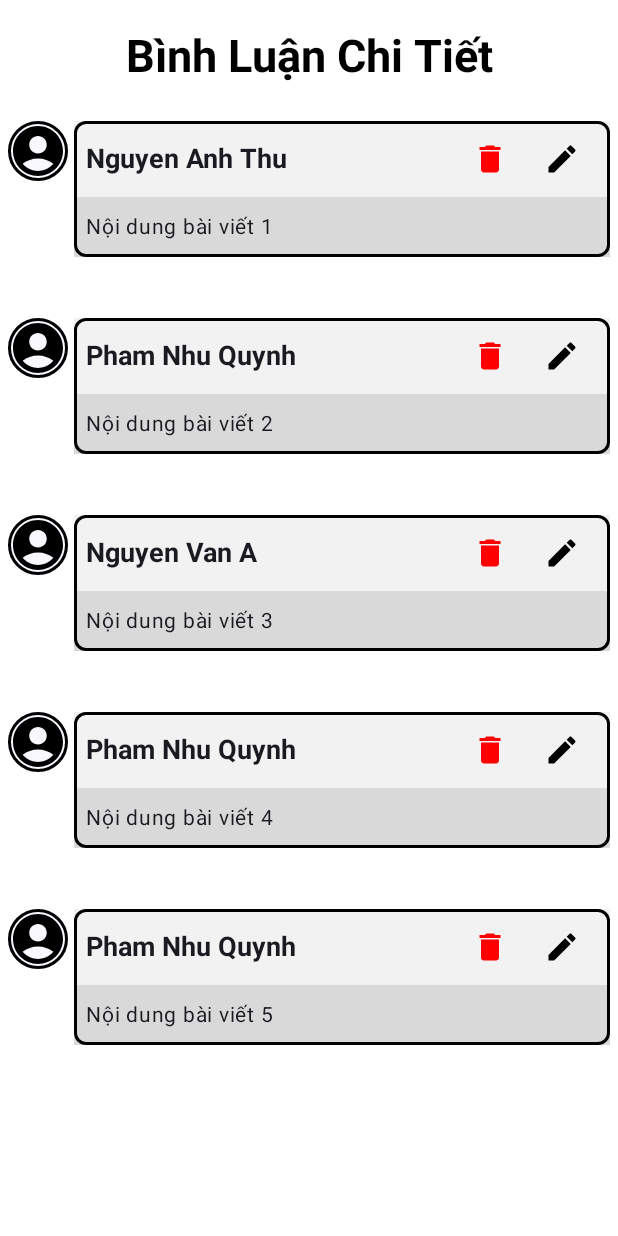
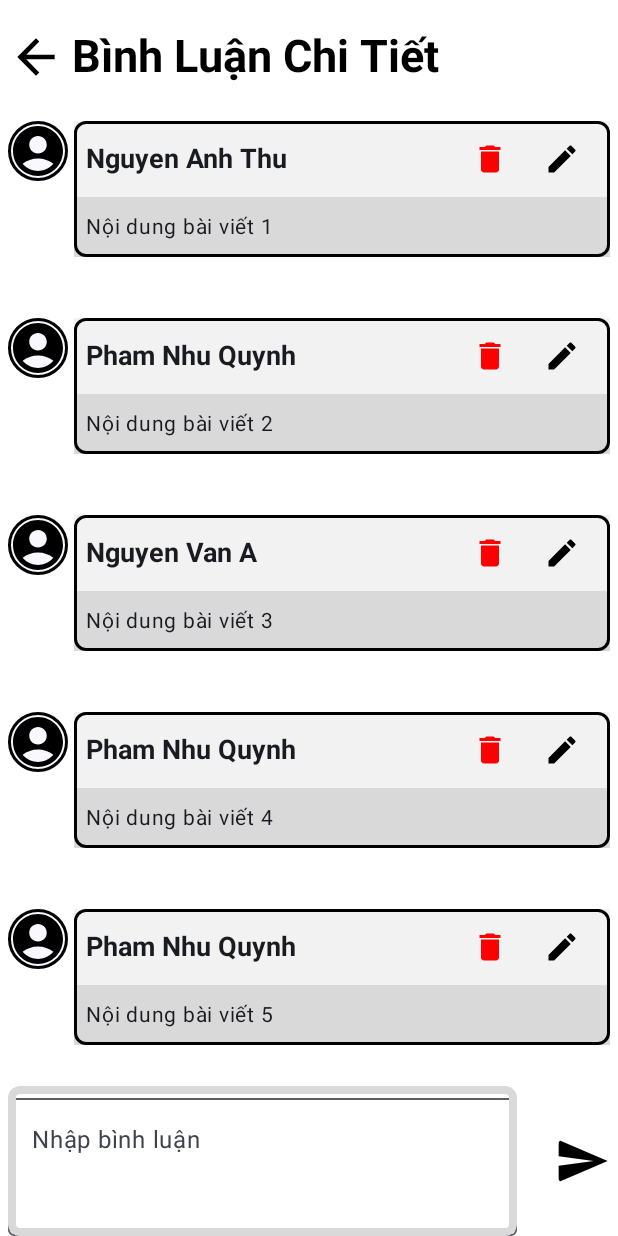
Before and after one commit to 13th06Qyh/SieuThiThuCung, an Android app built with Jetpack Compose: the @Preview function DetailCommentPreview, on a phone screen of 412 x 824 dp. Run offline under Robolectric (Android 15) with nearby library versions, the phone set to English and light mode, and no system bars.

Commit message:
products lan 5 cua thu

```diff
--- a/app/src/main/java/com/example/sttc/view/DetailComment.kt
+++ b/app/src/main/java/com/example/sttc/view/DetailComment.kt
@@ -21,15 +21,10 @@ import androidx.compose.foundation.lazy.LazyColumn
 import androidx.compose.foundation.lazy.items
 import androidx.compose.foundation.shape.CircleShape
 import androidx.compose.foundation.shape.RoundedCornerShape
-import androidx.compose.foundation.text.KeyboardOptions
 import androidx.compose.material.icons.Icons
-import androidx.compose.material.icons.filled.Build
 import androidx.compose.material.icons.filled.Create
 import androidx.compose.material.icons.filled.Delete
-import androidx.compose.material.icons.filled.Info
-import androidx.compose.material.icons.filled.Person
 import androidx.compose.material3.AlertDialog
-import androidx.compose.material3.Button
 import androidx.compose.material3.ButtonDefaults
 import androidx.compose.material3.ExperimentalMaterial3Api
 import androidx.compose.material3.Icon
@@ -38,7 +33,6 @@ import androidx.compose.material3.OutlinedTextField
 import androidx.compose.material3.Surface
 import androidx.compose.material3.Text
 import androidx.compose.material3.TextButton
-import androidx.compose.material3.TextField
 import androidx.compose.material3.TextFieldDefaults
 import androidx.compose.runtime.Composable
 import androidx.compose.runtime.getValue
@@ -49,18 +43,15 @@ import androidx.compose.ui.Alignment
 import androidx.compose.ui.Modifier
 import androidx.compose.ui.draw.clip
 import androidx.compose.ui.graphics.Color
-import androidx.compose.ui.graphics.vector.ImageVector
 import androidx.compose.ui.layout.ContentScale
 import androidx.compose.ui.res.painterResource
 import androidx.compose.ui.text.TextStyle
 import androidx.compose.ui.text.font.FontWeight
-import androidx.compose.ui.text.input.KeyboardType
 import androidx.compose.ui.text.style.TextAlign
 import androidx.compose.ui.tooling.preview.Preview
 import androidx.compose.ui.unit.dp
 import androidx.compose.ui.unit.sp
 import com.example.sttc.R
-import com.example.sttc.testtoday.AlertDialogExample
 import com.example.sttc.ui.theme.STTCTheme
 
 class DetailComment : ComponentActivity() {
@@ -75,7 +66,6 @@ class DetailComment : ComponentActivity() {
 @OptIn(ExperimentalMaterial3Api::class)
 @Composable
 fun DetailCommentScreen() {
-
     //dialog
     var openDialogDelete by remember { mutableStateOf(false) }
     var openDialogBuild by remember { mutableStateOf(false) }
@@ -86,31 +76,52 @@ fun DetailCommentScreen() {
         ItemsCmt(3, "Nguyen Van A", "Nội dung bài viết 3"),
         ItemsCmt(4, "Pham Nhu Quynh", "Nội dung bài viết 4"),
         ItemsCmt(5, "Pham Nhu Quynh", "Nội dung bài viết 5"),
+        ItemsCmt(6, "Nguyen Anh Thu", "Nội dung bài viết 5"),
     )
     var selectedTaskCmt by remember { mutableStateOf("") }
-
     Column(
         modifier = Modifier.fillMaxSize(),
+        horizontalAlignment = Alignment.CenterHorizontally
     ) {
+
         Row(
             modifier = Modifier
                 .fillMaxWidth()
                 .height(75.dp),
-            horizontalArrangement = Arrangement.Center,
-            verticalAlignment = Alignment.CenterVertically
+            verticalAlignment = Alignment.CenterVertically,
+            horizontalArrangement = Arrangement.SpaceBetween
 
         ) {
+            IconButton(
+                onClick = { /*TODO*/ },
+            ) {
+                Icon(
+                    painter = painterResource(id = R.drawable.arrow_back),
+                    contentDescription = "arrow back",
+                    tint = Color.Black,
+                    modifier = Modifier.size(37.dp)
+                )
+            }
             Text(
                 text = "Bình Luận Chi Tiết",
                 style = TextStyle(
                     fontSize = 30.sp,
                     fontWeight = FontWeight.Bold
                 ),
-                fontWeight = FontWeight.Bold
+                fontWeight = FontWeight.Bold,
+                textAlign = TextAlign.Start,
+                modifier = Modifier.fillMaxWidth()
             )
         }
+        Row(
+            modifier = Modifier
+                .fillMaxWidth()
+                .weight(1f)
+        ) {
             LazyColumn(
-            modifier = Modifier.fillMaxSize(),
+                modifier = Modifier
+                    .fillMaxWidth()
+                    .weight(1f)
             ) {
                 items(items = itemsCmt, key = { it.id }) { task ->
                     Surface(
@@ -294,6 +305,37 @@ fun DetailCommentScreen() {
                 }
             }
         }
+        Row(
+            modifier = Modifier
+                .fillMaxWidth(),
+            verticalAlignment = Alignment.CenterVertically,
+            horizontalArrangement = Arrangement.SpaceBetween
+        ) {
+
+
+            OutlinedTextField(
+                value = "",
+                onValueChange = { },
+                label = { Text("Nhập bình luận") },
+                modifier = Modifier
+                    .width(350.dp)
+                    .padding(start = 5.dp, end = 5.dp)
+                    .height(100.dp)
+                    .border(5.dp, Color(0xFFd9d9d9), RoundedCornerShape(8.dp)), // Thêm dòng này
+                singleLine = false
+            )
+            IconButton(onClick = { /*TODO*/ }) {
+                Icon(
+                    painter = painterResource(id = R.drawable.icon_send),
+                    contentDescription = "send",
+                    tint = Color.Black,
+                    modifier = Modifier.size(37.dp)
+                )
+            }
+
+        }
+
+    }
 }
 
 data class ItemsCmt(
@@ -302,7 +344,7 @@ data class ItemsCmt(
     val cmt: String,
 )
 
-@Preview(showBackground = true, showSystemUi = true)
+@Preview(showBackground = true)
 @Composable
 fun DetailCommentPreview() {
     STTCTheme {
--- /dev/null
+++ b/app/src/main/res/drawable/icon_send.xml
@@ -0,0 +1,5 @@
+<vector xmlns:android="http://schemas.android.com/apk/res/android" android:autoMirrored="true" android:height="24dp" android:tint="#9A9999" android:viewportHeight="24" android:viewportWidth="24" android:width="24dp">
+
+    <path android:fillColor="@android:color/white" android:pathData="M2.01,21L23,12 2.01,3 2,10l15,2 -15,2z"/>
+
+</vector>
```
Also changed, not shown: app/src/main/java/com/example/sttc/view/DetailBlog.kt (added, +393 -0 lines), app/src/main/res/drawable/blogmeo1.jpg (added). Lines whose indentation alone changed are shown as unchanged.
